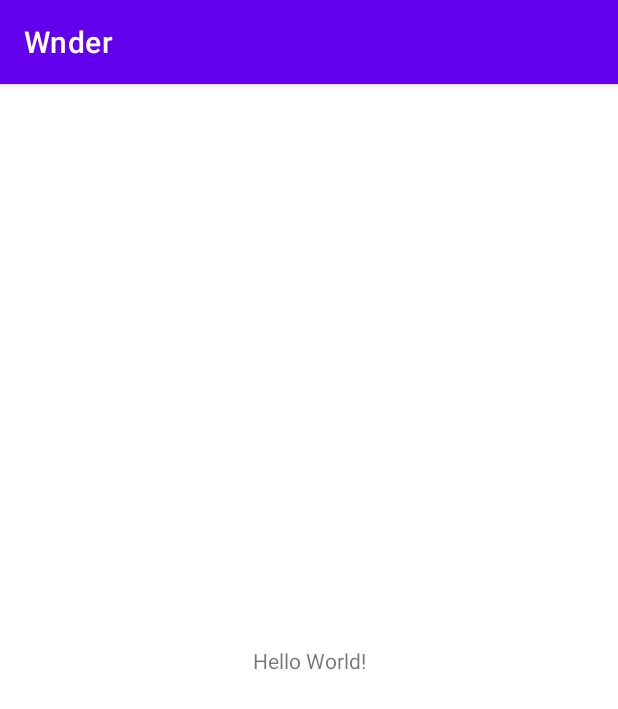
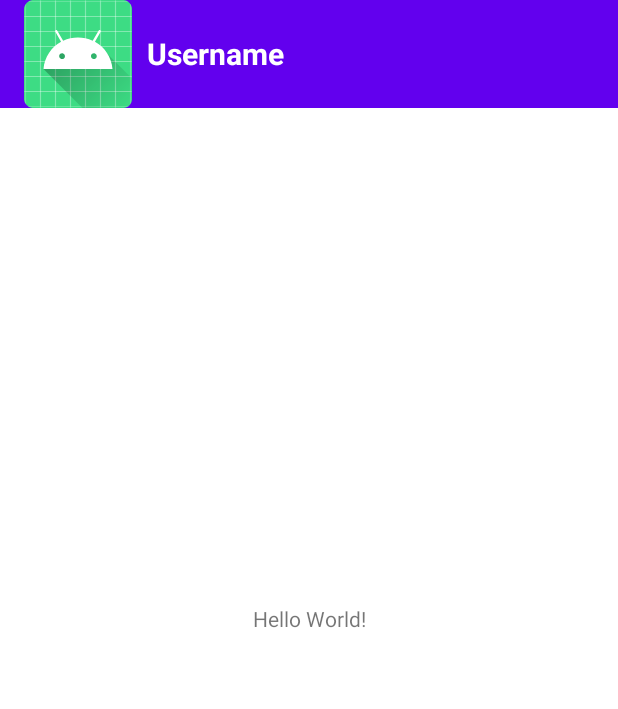
Before and after one commit to rkuenzi-epfl/Wnder, an Android app: the screen it shows after launch (MainActivity), on a phone screen of 412 x 824 dp. Shown: the top 709 px of the screen. Run offline under Robolectric (Android 15) with nearby library versions, the phone set to English and light mode, and no system bars.

Commit message:
Add username and profile picture to main activity

```diff
--- a/app/src/main/java/com/github/wnder/MainActivity.java
+++ b/app/src/main/java/com/github/wnder/MainActivity.java
@@ -1,6 +1,7 @@
 package com.github.wnder;
 
 import androidx.appcompat.app.AppCompatActivity;
+import androidx.appcompat.widget.Toolbar;
 
 import android.os.Bundle;
 
@@ -10,5 +11,8 @@ public class MainActivity extends AppCompatActivity {
     protected void onCreate(Bundle savedInstanceState) {
         super.onCreate(savedInstanceState);
         setContentView(R.layout.activity_main);
+
+        Toolbar toolbar = (Toolbar) findViewById(R.id.toolbar_main);
+        setSupportActionBar(toolbar);
     }
 }
--- a/app/src/main/res/layout/activity_main.xml
+++ b/app/src/main/res/layout/activity_main.xml
@@ -15,4 +15,39 @@
         app:layout_constraintRight_toRightOf="parent"
         app:layout_constraintTop_toTopOf="parent" />
 
+    <androidx.appcompat.widget.Toolbar
+        android:id="@+id/toolbar_main"
+        android:layout_width="match_parent"
+        android:layout_height="wrap_content"
+        android:background="?attr/colorPrimary"
+        android:minHeight="?attr/actionBarSize"
+        android:theme="?attr/actionBarTheme"
+        app:layout_constraintEnd_toEndOf="parent"
+        app:layout_constraintStart_toStartOf="parent"
+        app:layout_constraintTop_toTopOf="parent">
+
+        <RelativeLayout
+            android:layout_width="match_parent"
+            android:layout_height="wrap_content">
+
+            <ImageView
+                android:id="@+id/profile_picture"
+                android:layout_width="wrap_content"
+                android:layout_height="wrap_content"
+                android:layout_alignParentLeft="true"
+                android:layout_centerVertical="true"
+                android:src="@mipmap/ic_launcher" />
+
+            <TextView
+                android:layout_width="wrap_content"
+                android:layout_height="wrap_content"
+                android:layout_toRightOf="@id/profile_picture"
+                android:layout_centerVertical="true"
+                android:padding="10dip"
+                android:text="Username"
+                android:textAppearance="@android:style/TextAppearance.WindowTitle"
+                android:textSize="20sp"/>
+        </RelativeLayout>
+    </androidx.appcompat.widget.Toolbar>
+
 </androidx.constraintlayout.widget.ConstraintLayout>
--- a/app/src/main/res/values-night/themes.xml
+++ b/app/src/main/res/values-night/themes.xml
@@ -1,6 +1,6 @@
 <resources xmlns:tools="http://schemas.android.com/tools">
     <!-- Base application theme. -->
-    <style name="Theme.Wnder" parent="Theme.MaterialComponents.DayNight.DarkActionBar">
+    <style name="Theme.Wnder" parent="Theme.MaterialComponents.DayNight.NoActionBar">
         <!-- Primary brand color. -->
         <item name="colorPrimary">@color/purple_200</item>
         <item name="colorPrimaryVariant">@color/purple_700</item>
--- a/app/src/main/res/values/themes.xml
+++ b/app/src/main/res/values/themes.xml
@@ -1,6 +1,6 @@
 <resources xmlns:tools="http://schemas.android.com/tools">
     <!-- Base application theme. -->
-    <style name="Theme.Wnder" parent="Theme.MaterialComponents.DayNight.DarkActionBar">
+    <style name="Theme.Wnder" parent="Theme.MaterialComponents.DayNight.NoActionBar">
         <!-- Primary brand color. -->
         <item name="colorPrimary">@color/purple_500</item>
         <item name="colorPrimaryVariant">@color/purple_700</item>
```
